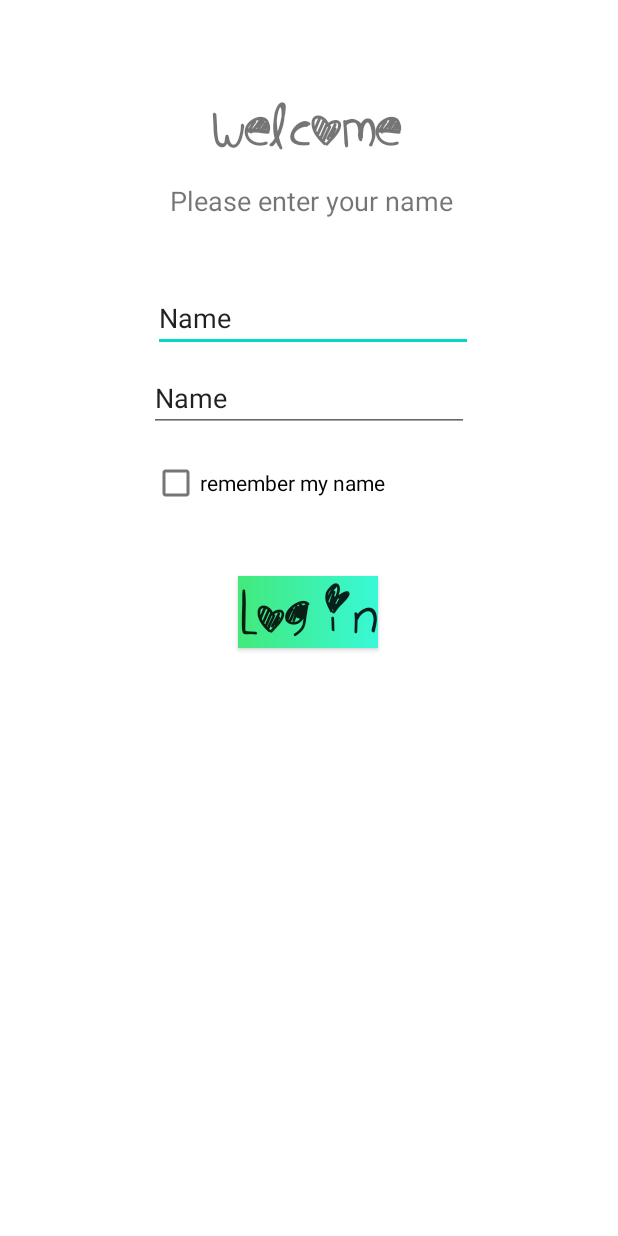
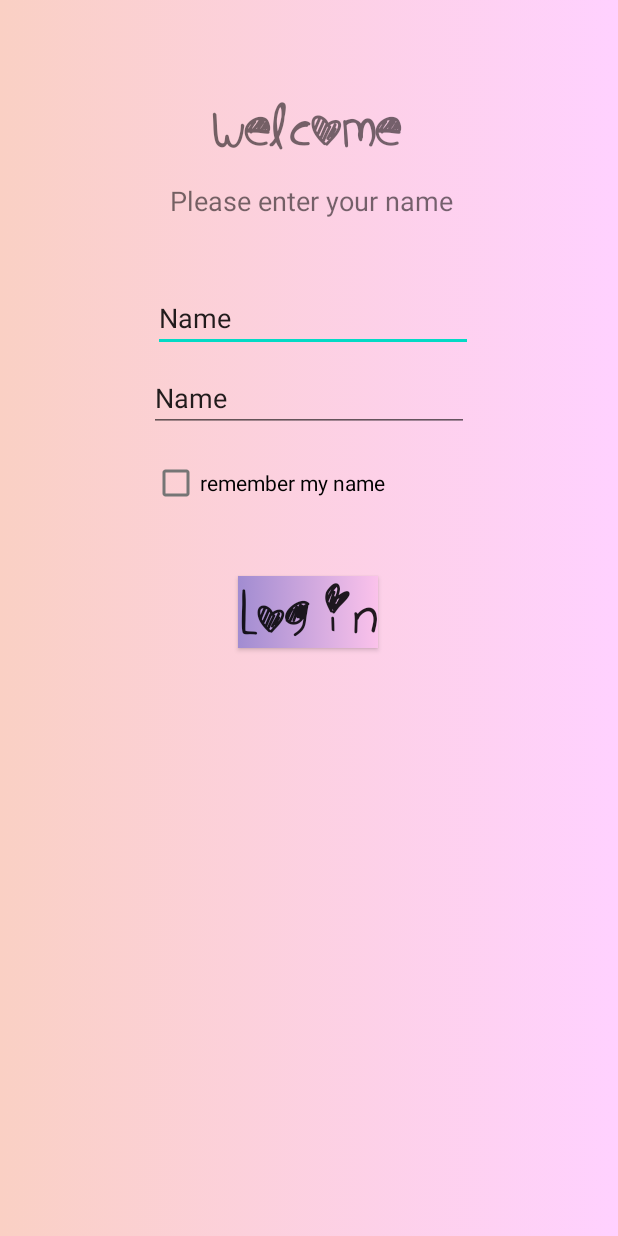
Before and after one commit to EmmaAndersen/Personal_Finance_Application, an Android app: the layout welcome_layout.xml on its own in the app's theme, with its tools: preview values and no code run, on a phone screen of 412 x 824 dp. Run offline under Robolectric (Android 15) with nearby library versions, the phone set to English and light mode, and no system bars.

Commit message:
UI color update for Login screen done

```diff
--- /dev/null
+++ b/app/src/main/res/drawable/cute_gradient.xml
@@ -0,0 +1,10 @@
+<?xml version="1.0" encoding="utf-8"?>
+<selector xmlns:android="http://schemas.android.com/apk/res/android">
+<item>
+    <shape>
+        <gradient
+            android:startColor="#fad0c4"
+            android:endColor="#ffd1ff"/>
+    </shape>
+</item>
+</selector>
--- /dev/null
+++ b/app/src/main/res/drawable/cute_gradient_purple.xml
@@ -0,0 +1,10 @@
+<?xml version="1.0" encoding="utf-8"?>
+<selector xmlns:android="http://schemas.android.com/apk/res/android">
+    <item>
+        <shape>
+            <gradient
+                android:startColor="#a18cd1"
+                android:endColor="#fbc2eb"/>
+        </shape>
+    </item>
+</selector>
--- a/app/src/main/res/layout-land/welcome_layout.xml
+++ b/app/src/main/res/layout-land/welcome_layout.xml
@@ -3,7 +3,8 @@
     xmlns:app="http://schemas.android.com/apk/res-auto"
     xmlns:tools="http://schemas.android.com/tools"
     android:layout_width="match_parent"
-    android:layout_height="match_parent">
+    android:layout_height="match_parent"
+    android:background="@drawable/cute_gradient">
 
     <TextView
         android:id="@+id/textView"
@@ -68,7 +69,7 @@
         android:layout_width="wrap_content"
         android:layout_height="wrap_content"
         android:layout_marginBottom="60dp"
-        android:background="@drawable/custom_button"
+        android:background="@drawable/cute_gradient_purple"
         android:fontFamily="@font/cookiemonster"
         android:text="Log in"
         android:textAlignment="center"
--- a/app/src/main/res/layout/welcome_layout.xml
+++ b/app/src/main/res/layout/welcome_layout.xml
@@ -3,7 +3,8 @@
     xmlns:app="http://schemas.android.com/apk/res-auto"
     xmlns:tools="http://schemas.android.com/tools"
     android:layout_width="match_parent"
-    android:layout_height="match_parent">
+    android:layout_height="match_parent"
+    android:background="@drawable/cute_gradient">
 
     <TextView
         android:id="@+id/textView"
@@ -65,7 +66,7 @@
         android:layout_height="wrap_content"
         android:layout_marginTop="68dp"
         android:layout_marginBottom="60dp"
-        android:background="@drawable/custom_button"
+        android:background="@drawable/cute_gradient_purple"
         android:fontFamily="@font/cookiemonster"
         android:text="Log in"
         android:textAlignment="center"
```
